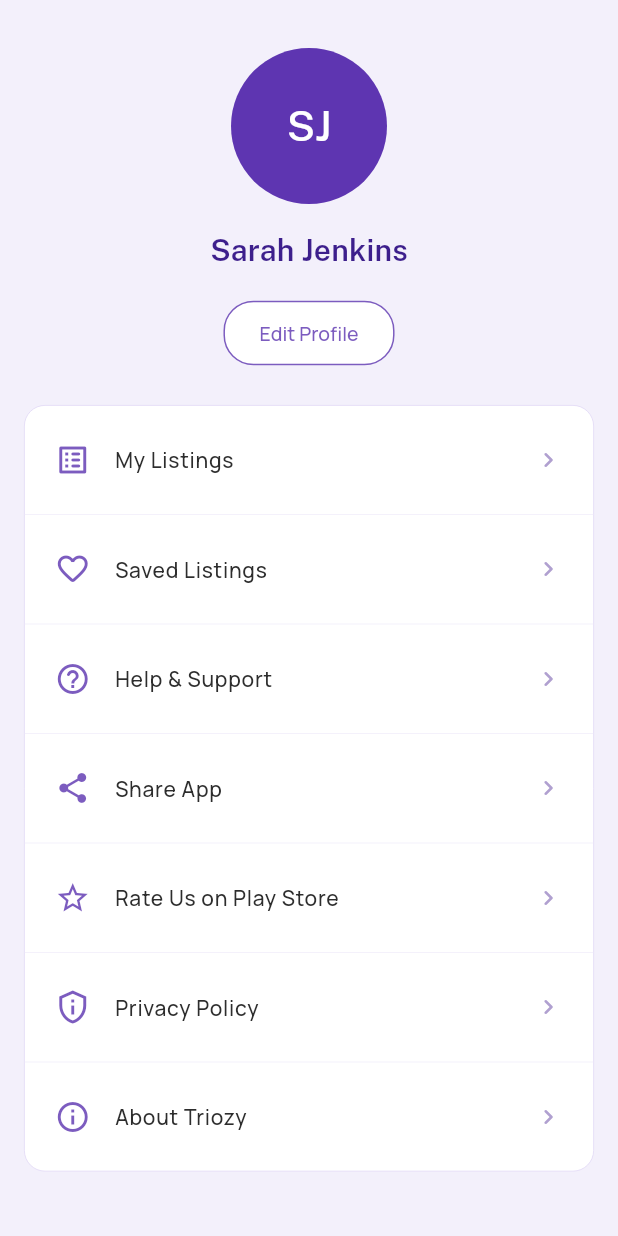
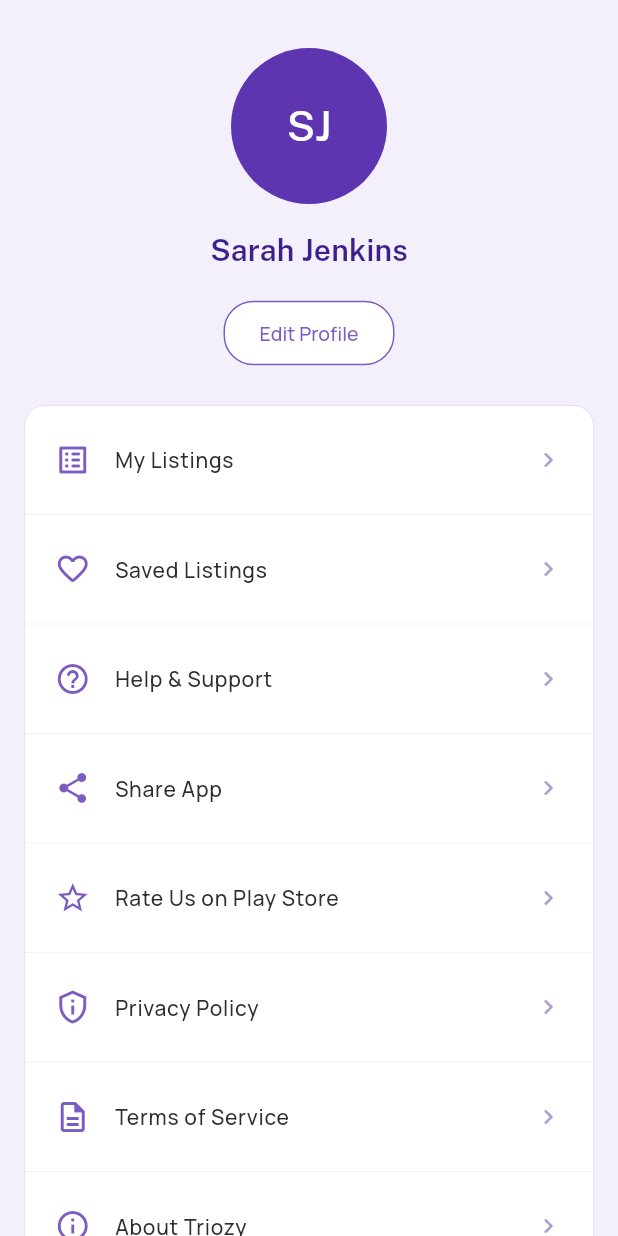
Before and after one commit to dhirajparihar/triozy, a Flutter app: the UserProfileScreen widget shown alone on an empty page, opened directly, on a phone screen of 412 x 824 dp. Run offline on Flutter 3.47's test engine with Material 3 defaults, Android fonts, the light colour scheme and no system bars; our stand-ins replace cached_network_image, cloud_firestore, firebase_auth, firebase_core, firebase_messaging, flutter_local_notifications and 8 more; missing offline and left inert: in_app_update; accounts and stored records are empty.

Commit message:
added terms of service in profile screen

```diff
--- a/lib/screens/user_profile_screen.dart
+++ b/lib/screens/user_profile_screen.dart
@@ -137,6 +137,18 @@ class _UserProfileScreenState extends State<UserProfileScreen> {
                   context,
                   MaterialPageRoute(
                     builder: (_) => const PolicyScreen(type: PolicyType.privacy),
+                  ),
+                );
+              },
+            ),
+            _TileItem(
+              icon: Icons.description_outlined,
+              label: 'Terms of Service',
+              onTap: () {
+                Navigator.push(
+                  context,
+                  MaterialPageRoute(
+                    builder: (_) => const PolicyScreen(type: PolicyType.terms),
                   ),
                 );
               },
```
